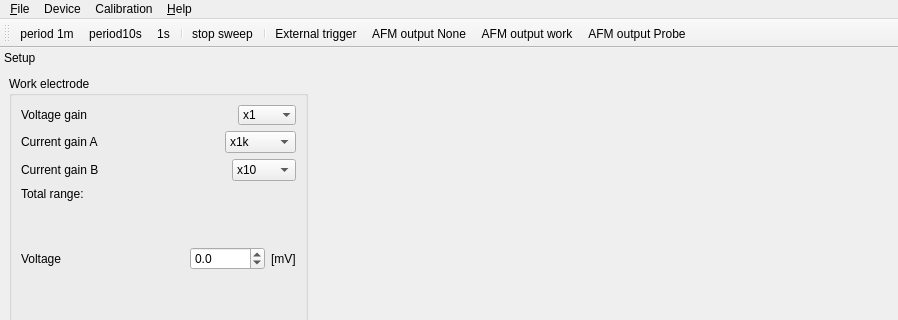
Before: the Qt Designer form software/digitizer/src/main_wnd.ui in z80/digitizer, drawn with Qt 5; both pictures show x 0 to 898 and y 0 to 320 of the 898 by 840 pixel window.
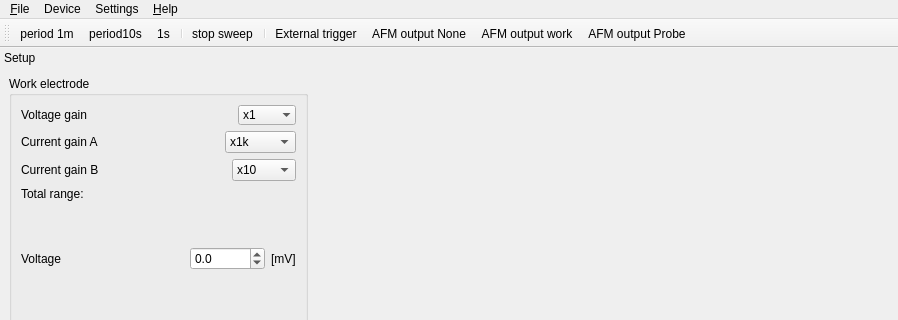
After: the same form once the commit is applied. Icons and pictures are not drawn.

Patch:
```diff
--- a/software/digitizer/src/main_wnd.ui
+++ b/software/digitizer/src/main_wnd.ui
@@ -33,7 +33,7 @@
      <x>0</x>
      <y>0</y>
      <width>898</width>
-     <height>27</height>
+     <height>21</height>
     </rect>
    </property>
    <widget class="QMenu" name="menu_File">
@@ -53,7 +53,7 @@
    </widget>
    <widget class="QMenu" name="menuCalibration">
     <property name="title">
-     <string>Calibration</string>
+     <string>Settings</string>
     </property>
     <addaction name="actionCalibration"/>
    </widget>
```
Left out of the diff: 8 changed lines with no effect on the pictures.
